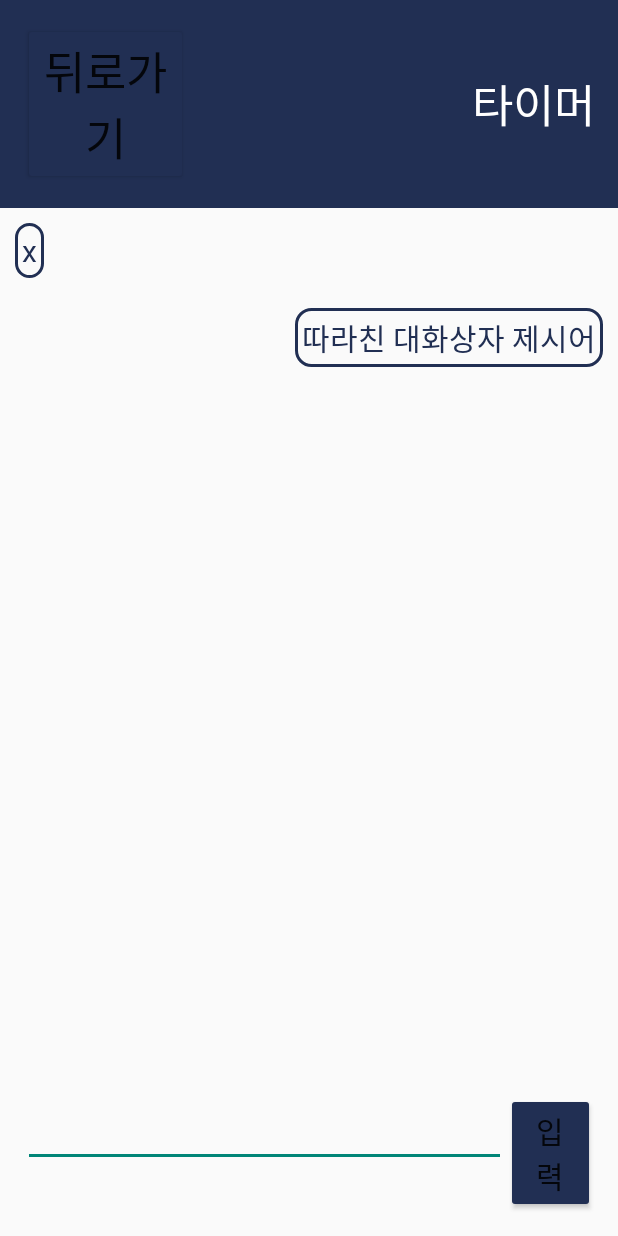
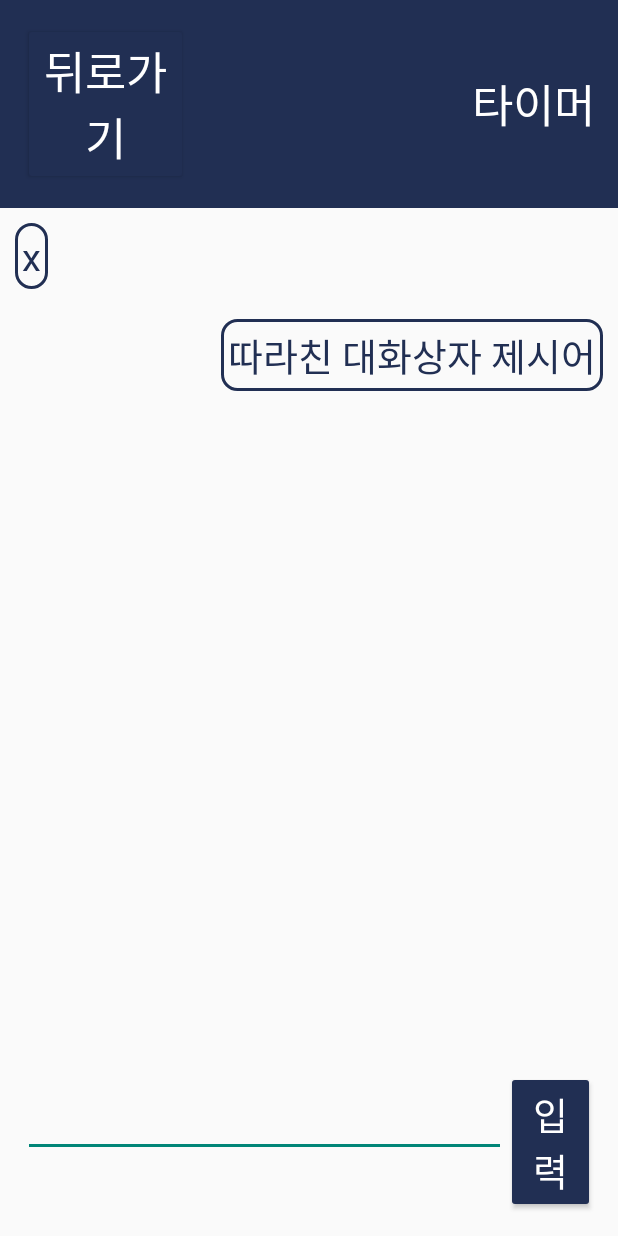
Before and after one commit to ahramlee92/typingGame, an Android app: the SingleActivity screen opened directly, with no data from a screen before it, on a phone screen of 412 x 824 dp. Run offline under Robolectric (Android 15) with nearby library versions, the phone set to English and light mode, and no system bars; our stand-ins replace Firebase (no records; nobody signed in at launch, a user with empty details on screens opened directly).

Commit message:
버튼 글자 컬러 변경/글씨 크기 25sp로 변경

```diff
--- a/app/src/main/res/layout/activity_main.xml
+++ b/app/src/main/res/layout/activity_main.xml
@@ -47,6 +47,7 @@
                 android:layout_height="wrap_content"
                 android:layout_gravity="center"
                 android:ems="13"
+                android:textSize="25sp"
                 android:fontFamily="@font/nrnr"
                 android:inputType="textPersonName"
                 android:textColor="#9f212f53" />
@@ -78,6 +79,7 @@
                 android:layout_height="wrap_content"
                 android:layout_gravity="center"
                 android:ems="13"
+                android:textSize="25sp"
                 android:fontFamily="@font/nrnr"
                 android:inputType="textPassword"
                 android:textColor="#212f53" />
--- a/app/src/main/res/layout/activity_register.xml
+++ b/app/src/main/res/layout/activity_register.xml
@@ -69,6 +69,7 @@
                 android:layout_width="wrap_content"
                 android:layout_height="wrap_content"
                 android:ems="13"
+                android:textSize="25sp"
                 android:inputType="textPersonName"
                 android:layout_gravity="center"
                 android:textColor="#212f53"
@@ -100,6 +101,7 @@
                 android:layout_width="wrap_content"
                 android:layout_height="wrap_content"
                 android:ems="13"
+                android:textSize="25sp"
                 android:inputType="textPersonName"
                 android:layout_gravity="center"
                 android:textColor="#212f53"
@@ -131,6 +133,7 @@
                 android:layout_width="wrap_content"
                 android:layout_height="wrap_content"
                 android:ems="13"
+                android:textSize="25sp"
                 android:inputType="textPassword"
                 android:layout_gravity="center"
                 android:textColor="#212f53"
@@ -163,6 +166,7 @@
                 android:layout_width="wrap_content"
                 android:layout_height="wrap_content"
                 android:ems="13"
+                android:textSize="25sp"
                 android:inputType="textPassword"
                 android:layout_gravity="center"
                 android:textColor="#212f53"
--- a/app/src/main/res/layout/activity_single.xml
+++ b/app/src/main/res/layout/activity_single.xml
@@ -25,6 +25,7 @@
             android:layout_height="wrap_content"
             android:layout_gravity="left"
             android:backgroundTint="#212f53"
+            android:textColor="#ffffff"
             android:fontFamily="@font/nrnr"
             android:text="뒤로가기"
             android:textSize="30dp"
@@ -65,7 +66,7 @@
                     android:layout_height="wrap_content"
                     android:text="대화상자 제시어"
                     android:textColor="#212f53"
-                    android:textSize="20sp"
+                    android:textSize="25sp"
                     android:fontFamily="@font/nrnr"/>
             </RelativeLayout>
 
@@ -80,7 +81,7 @@
                     android:layout_width="wrap_content"
                     android:layout_height="wrap_content"
                     android:text="따라친 대화상자 제시어"
-                    android:textSize="20sp"
+                    android:textSize="25sp"
                     android:textColor="#212f53"
                     android:fontFamily="@font/nrnr"/>
             </RelativeLayout>
@@ -105,6 +106,7 @@
             android:layout_width="322dp"
             android:layout_height="wrap_content"
             android:ems="13"
+            android:textSize="25sp"
             android:textColor="#212f53"
             android:inputType="textPersonName"
             tools:layout_editor_absoluteX="139dp"
@@ -115,8 +117,9 @@
             android:id="@+id/sendBtn"
             android:layout_width="wrap_content"
             android:layout_height="wrap_content"
-            android:textSize="20sp"
+            android:textSize="25sp"
             android:backgroundTint="#212f53"
+            android:textColor="#ffffff"
             android:fontFamily="@font/nrnr"
             android:text="입력"
             tools:layout_editor_absoluteX="7dp"
```
